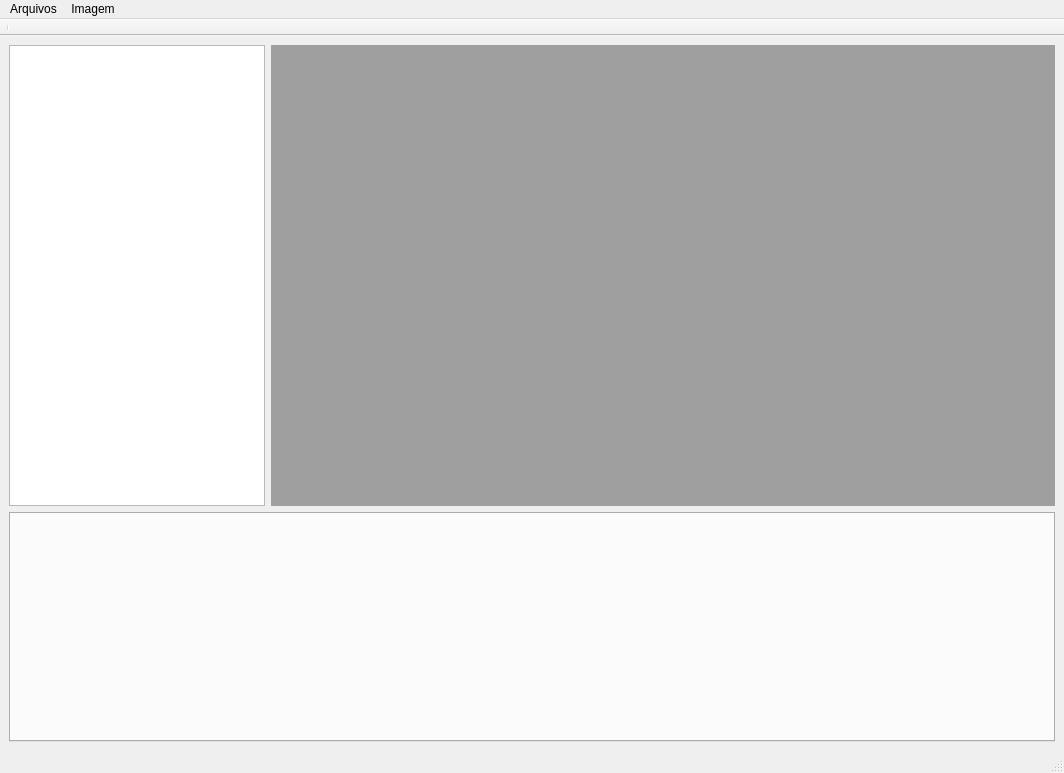
hereisjohnny2/rock-image-annotation, file src/windows/RockImageWindow/rockimageui.ui: the form before one commit.
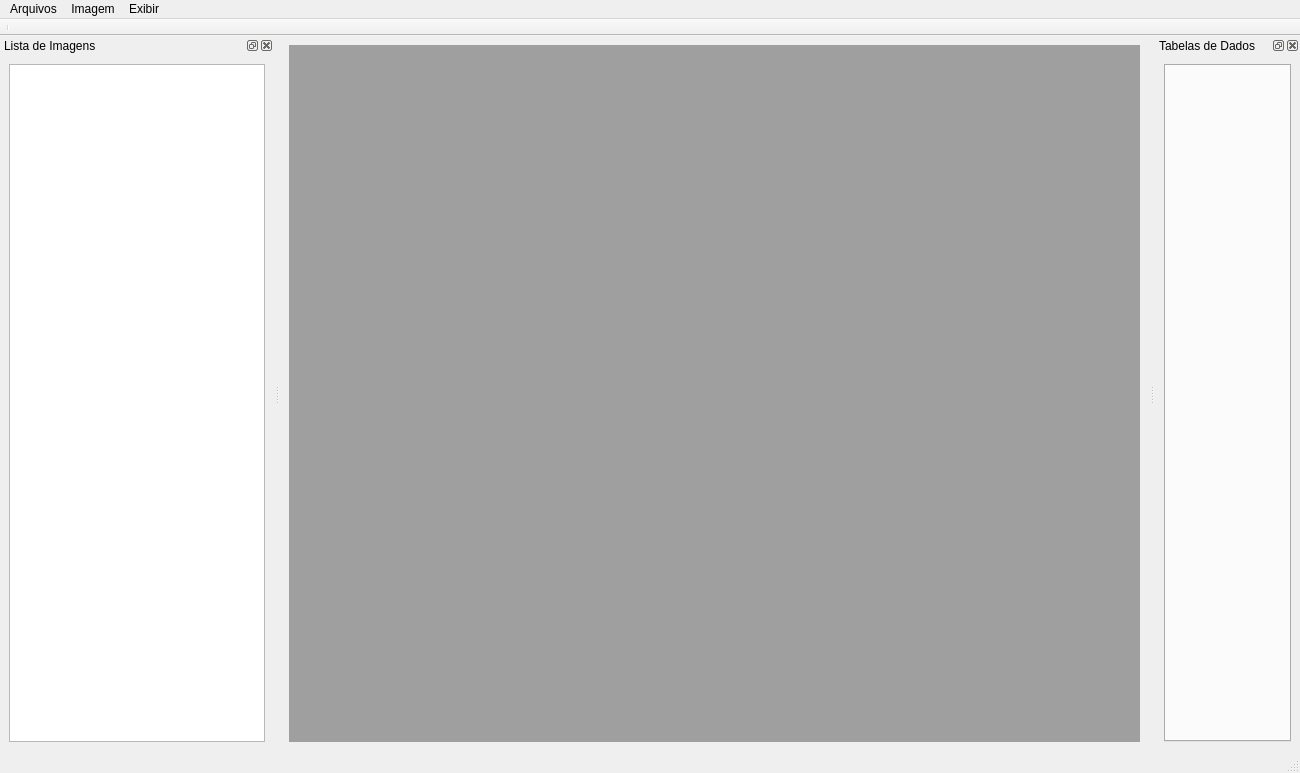
The form after the commit. Icons and pictures are not drawn.

Commit message: add docks for images and data tables

Patch:
```diff
--- a/src/windows/RockImageWindow/rockimageui.ui
+++ b/src/windows/RockImageWindow/rockimageui.ui
@@ -6,7 +6,7 @@
    <rect>
     <x>0</x>
     <y>0</y>
-    <width>1064</width>
+    <width>1300</width>
     <height>773</height>
    </rect>
   </property>
@@ -15,7 +15,7 @@
   </property>
   <widget class="QWidget" name="centralwidget">
    <layout class="QGridLayout" name="gridLayout_2">
-    <item row="0" column="1" rowspan="2">
+    <item row="0" column="0" rowspan="2" colspan="2">
      <widget class="QMdiArea" name="openImagesArea">
       <property name="sizePolicy">
        <sizepolicy hsizetype="Expanding" vsizetype="Expanding">
@@ -25,19 +25,6 @@
       </property>
      </widget>
     </item>
-    <item row="2" column="0" colspan="2">
-     <widget class="QTabWidget" name="dataTablesTab">
-      <property name="sizePolicy">
-       <sizepolicy hsizetype="Expanding" vsizetype="Expanding">
-        <horstretch>0</horstretch>
-        <verstretch>2</verstretch>
-       </sizepolicy>
-      </property>
-     </widget>
-    </item>
-    <item row="0" column="0" rowspan="2">
-     <widget class="QListWidget" name="imagesList"/>
-    </item>
    </layout>
   </widget>
   <widget class="QMenuBar" name="menubar">
@@ -45,7 +32,7 @@
     <rect>
      <x>0</x>
      <y>0</y>
-     <width>1064</width>
+     <width>1300</width>
      <height>28</height>
     </rect>
    </property>
@@ -64,8 +51,14 @@
     </property>
     <addaction name="applyBinarizationAction"/>
    </widget>
+   <widget class="QMenu" name="showDockMenu">
+    <property name="title">
+     <string>Exibir</string>
+    </property>
+   </widget>
    <addaction name="fileMenu"/>
    <addaction name="imageMenu"/>
+   <addaction name="showDockMenu"/>
   </widget>
   <widget class="QStatusBar" name="statusbar"/>
   <widget class="QToolBar" name="toolBar">
@@ -86,6 +79,46 @@
    </attribute>
    <addaction name="separator"/>
   </widget>
+  <widget class="QDockWidget" name="imagesListDockWidget">
+   <property name="allowedAreas">
+    <set>Qt::AllDockWidgetAreas</set>
+   </property>
+   <property name="windowTitle">
+    <string>Lista de Imagens</string>
+   </property>
+   <attribute name="dockWidgetArea">
+    <number>1</number>
+   </attribute>
+   <widget class="QWidget" name="imagesListDockWidgetContent">
+    <layout class="QGridLayout" name="gridLayout_4">
+     <item row="0" column="0">
+      <widget class="QListWidget" name="imagesList"/>
+     </item>
+    </layout>
+   </widget>
+  </widget>
+  <widget class="QDockWidget" name="tableTabDockWidget">
+   <property name="windowTitle">
+    <string>Tabelas de Dados</string>
+   </property>
+   <attribute name="dockWidgetArea">
+    <number>2</number>
+   </attribute>
+   <widget class="QWidget" name="tableTabDockWidgetContent">
+    <layout class="QGridLayout" name="gridLayout_5">
+     <item row="0" column="0">
+      <widget class="QTabWidget" name="dataTablesTab">
+       <property name="sizePolicy">
+        <sizepolicy hsizetype="Expanding" vsizetype="Expanding">
+         <horstretch>0</horstretch>
+         <verstretch>1</verstretch>
+        </sizepolicy>
+       </property>
+      </widget>
+     </item>
+    </layout>
+   </widget>
+  </widget>
   <action name="openImageAction">
    <property name="text">
     <string>Abrir Imagem</string>
```
Left out of the diff: 26 changed lines with no effect on the pictures. The commit also changes 2 other files.
